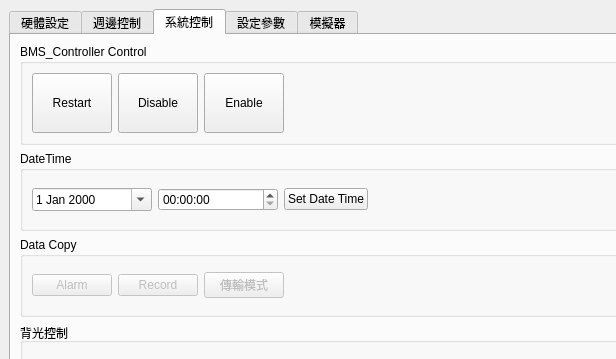
Old version of the form frmhardwareconfig.ui in the repository haoyi-jason/BMS_HY01_old; both pictures show x 0 to 616 and y 0 to 359 of the 1280 by 644 pixel window.
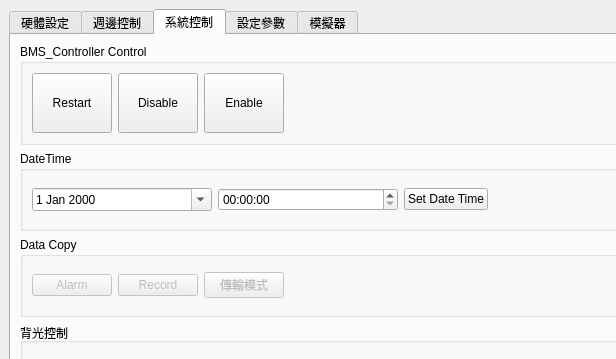
New version of the form. The open tabs and pages were chosen to show the change. Custom widgets are drawn as their Qt base class.

What changed in the file:
```diff
--- a/frmhardwareconfig.ui
+++ b/frmhardwareconfig.ui
@@ -1161,7 +1161,7 @@
          <widget class="QDateEdit" name="dateEdit">
           <property name="minimumSize">
            <size>
-            <width>120</width>
+            <width>180</width>
             <height>0</height>
            </size>
           </property>
@@ -1174,7 +1174,7 @@
          <widget class="QTimeEdit" name="timeEdit">
           <property name="minimumSize">
            <size>
-            <width>120</width>
+            <width>180</width>
             <height>0</height>
            </size>
           </property>
```
